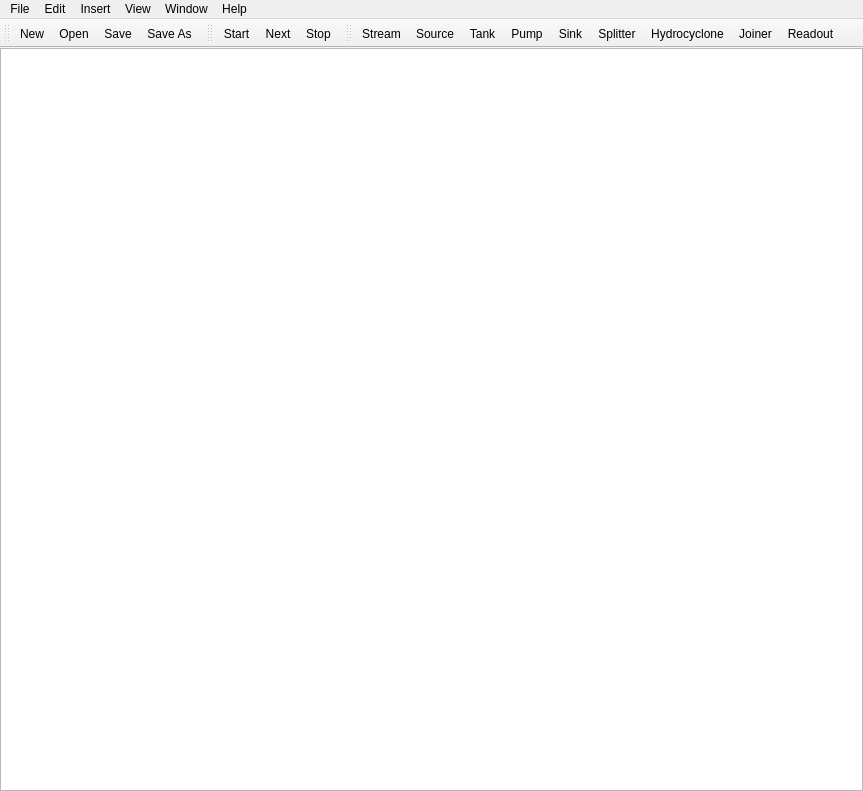
Above: src/main_window.ui from herstky/DES before the change. Below: the same form after it.
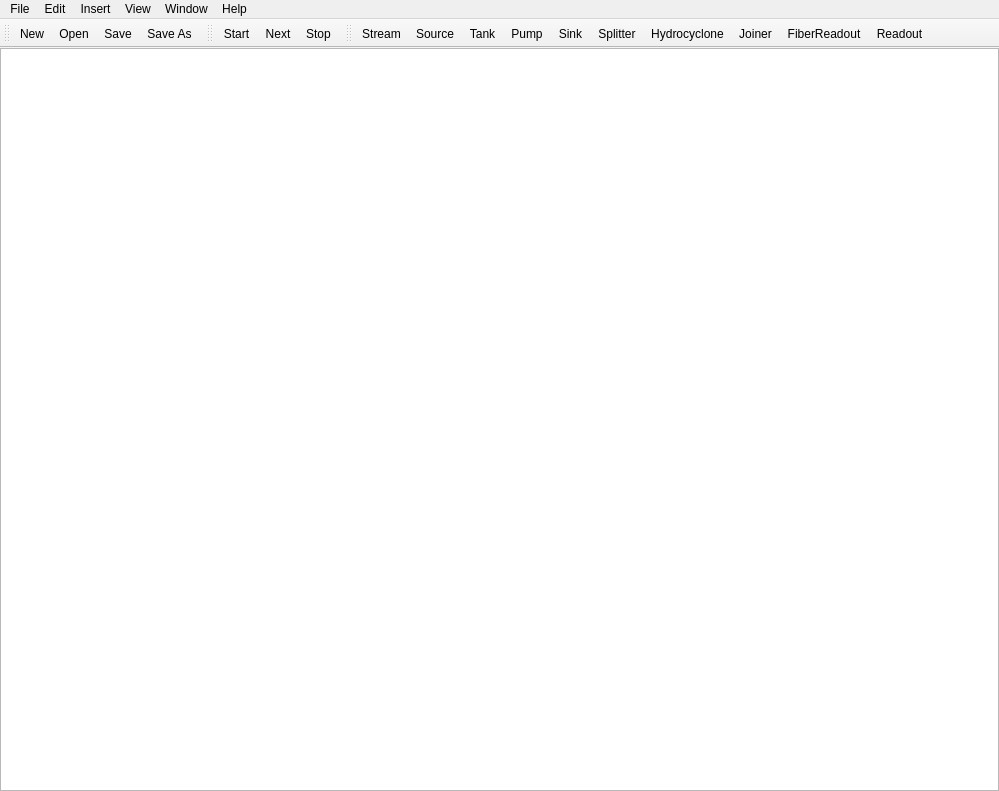
That is the form after the change.

Commit message: Completed implementation of Hydrocyclone class. Added FiberReadout class. Fixed bug in preprocess method of Module.

Patch:
```diff
--- a/src/main_window.ui
+++ b/src/main_window.ui
@@ -6,7 +6,7 @@
    <rect>
     <x>0</x>
     <y>0</y>
-    <width>863</width>
+    <width>999</width>
     <height>791</height>
    </rect>
   </property>
@@ -48,7 +48,7 @@
     <rect>
      <x>0</x>
      <y>0</y>
-     <width>863</width>
+     <width>999</width>
      <height>26</height>
     </rect>
    </property>
@@ -159,6 +159,7 @@
    <addaction name="actionSplitter"/>
    <addaction name="actionHydrocyclone"/>
    <addaction name="actionJoiner"/>
+   <addaction name="actionFiberReadout"/>
    <addaction name="actionReadout"/>
   </widget>
   <action name="actionNew">
@@ -255,6 +256,11 @@
     <string>Hydrocyclone</string>
    </property>
   </action>
+  <action name="actionFiberReadout">
+   <property name="text">
+    <string>FiberReadout</string>
+   </property>
+  </action>
  </widget>
  <resources/>
  <connections/>
```
Left out of the diff: 1 changed line with no effect on the pictures. The commit also changes 8 other files.
